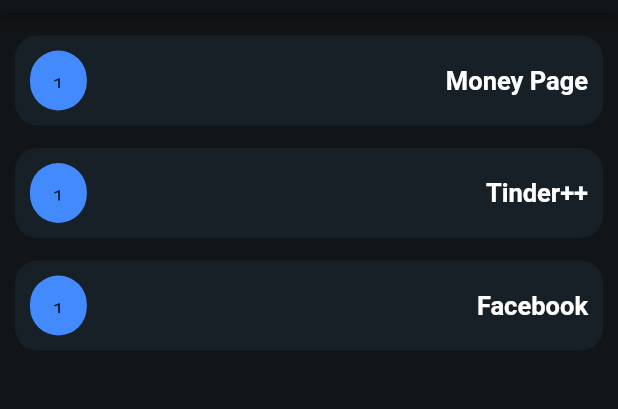
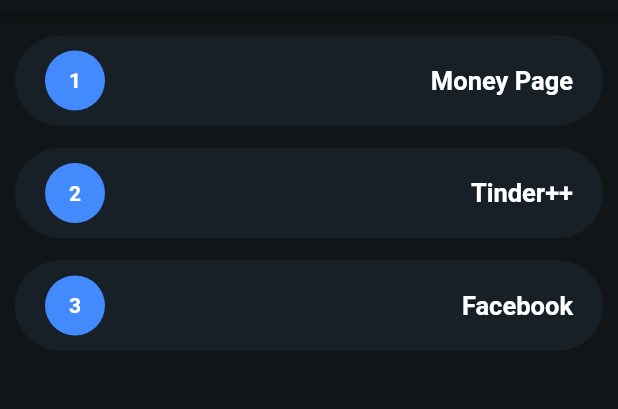
Before and after one commit to eseiji/bsafer, a Flutter app: the screen it shows after launch, after a tap on "Ver mais", on a phone screen of 412 x 824 dp, the part 71-480 px from its top. Run offline on Flutter 3.47's test engine with Material 2 defaults, Android fonts, the light colour scheme and no system bars.

```diff
--- a/lib/view/components/activities_body.view.dart
+++ b/lib/view/components/activities_body.view.dart
@@ -24,6 +24,7 @@
                     nExercises: 2,
                     description:
                         'Aplicação da técnica de leitura de mockup, contendo 2 exercícios',
+                    keyword: 'mockup-reading',
                   ),
                   const SizedBox(height: 15),
                   const HomeCard(
@@ -31,14 +32,15 @@
                     nExercises: 1,
                     description:
                         'Ambiente destinado a testes e estudos em geral',
+                    keyword: 'design-patterns',
                   ),
-                  const SizedBox(height: 15),
-                  const HomeCard(
-                    title: 'Design Patterns',
-                    nExercises: 1,
-                    description:
-                        'Ambiente destinado a testes e estudos em geral',
-                  ),
+                  // const SizedBox(height: 15),
+                  // const HomeCard(
+                  //   title: 'Design Patterns',
+                  //   nExercises: 1,
+                  //   description:
+                  //       'Ambiente destinado a testes e estudos em geral',
+                  // ),
                   // const SizedBox(height: 15),
                   // const HomeCard(
                   //   title: 'Design Patterns',
--- a/lib/view/components/card.view.dart
+++ b/lib/view/components/card.view.dart
@@ -7,11 +7,13 @@
     required this.title,
     required this.nExercises,
     required this.description,
+    required this.keyword,
   }) : super(key: key);
 
   final String title;
   final int nExercises;
   final String description;
+  final String keyword;
 
   @override
   Widget build(BuildContext context) {
@@ -121,7 +123,7 @@
                     ),
                     TextButton(
                       onPressed: () =>
-                          Navigator.of(context).pushNamed('/mockup-reading'),
+                          Navigator.of(context).pushNamed('/$keyword'),
                       style: ButtonStyle(
                         padding: MaterialStateProperty.all<EdgeInsets>(
                           EdgeInsets.zero,
--- a/lib/view/components/mockup_card.view.dart
+++ b/lib/view/components/mockup_card.view.dart
@@ -1,9 +1,11 @@
 import 'package:flutter/material.dart';
 
 class MockupCard extends StatelessWidget {
-  const MockupCard({Key? key, required this.title}) : super(key: key);
+  const MockupCard({Key? key, required this.title, required this.index})
+      : super(key: key);
 
   final String title;
+  final int index;
 
   @override
   Widget build(BuildContext context) {
@@ -12,22 +14,35 @@
       children: [
         Expanded(
           child: Container(
-            padding: const EdgeInsets.all(10),
+            padding: const EdgeInsets.fromLTRB(15, 10, 20, 10),
             height: 60,
             width: 100,
             decoration: BoxDecoration(
               color: const Color(0xff172026),
-              borderRadius: BorderRadius.circular(15),
+              borderRadius: BorderRadius.circular(40),
             ),
             child: Row(
               mainAxisAlignment: MainAxisAlignment.spaceBetween,
               children: [
                 Container(
-                  padding: EdgeInsets.all(15),
-                  decoration: BoxDecoration(
-                      color: Colors.blueAccent,
-                      borderRadius: BorderRadius.circular(100)),
-                  child: Text('1'),
+                  height: 50,
+                  width: 50,
+                  // padding: EdgeInsets.all(15),
+                  decoration: const BoxDecoration(
+                    color: Colors.blueAccent,
+                    shape: BoxShape.circle,
+                    // borderRadius: BorderRadius.circular(100),
+                  ),
+                  child: Align(
+                    alignment: Alignment.center,
+                    child: Text(
+                      '$index',
+                      style: const TextStyle(
+                        color: Colors.white,
+                        fontWeight: FontWeight.bold,
+                      ),
+                    ),
+                  ),
                 ),
                 // const Icon(
                 //   Icons.circle_rounded,
--- a/lib/view/components/mockup_reading_body.view.dart
+++ b/lib/view/components/mockup_reading_body.view.dart
@@ -26,11 +26,11 @@
               child: Column(
                 children: const [
                   SizedBox(height: 5),
-                  MockupCard(title: 'Money Page'),
+                  MockupCard(title: 'Money Page', index: 1),
                   SizedBox(height: 15),
-                  MockupCard(title: 'Tinder++'),
+                  MockupCard(title: 'Tinder++', index: 2),
                   SizedBox(height: 15),
-                  MockupCard(title: 'Facebook'),
+                  MockupCard(title: 'Facebook', index: 3),
                 ],
               ),
             ),
```
